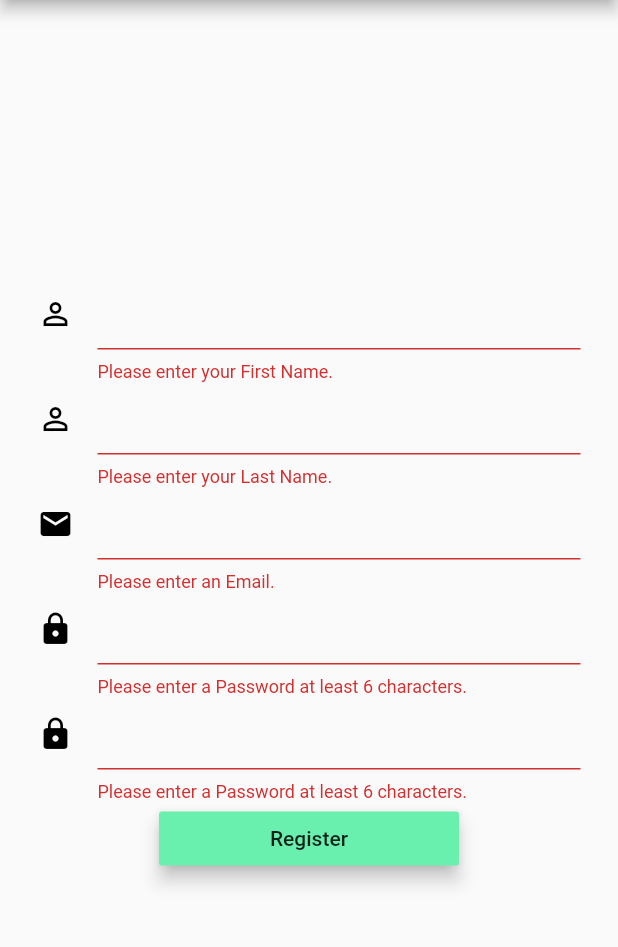
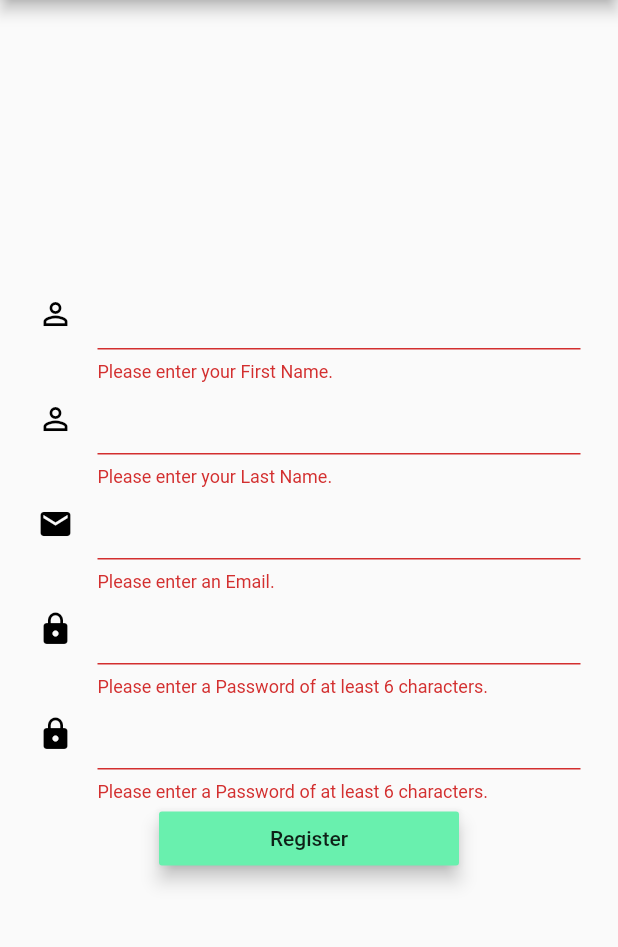
Before and after one commit to ChicoState/EasyGrocery, a Flutter app: the MyRegisterPage screen opened directly, after a tap on "Register", on a phone screen of 412 x 824 dp, the part 84-1031 px from its top. Run offline on Flutter 3.47's test engine with Material 2 defaults, Android fonts, the phone set to English and light mode, and no system bars; our stand-ins replace firebase_auth; accounts and stored records are empty.

```diff
--- a/lib/register.dart
+++ b/lib/register.dart
@@ -101,7 +101,7 @@ class _MyRegisterPageState extends State<MyRegisterPage> {
               cursorColor: Colors.black,
 
               validator: (input){
-                if (input.isEmpty) {
+                if (!input.contains('@')) {
                   return "Please enter an Email.";
                 }
               },
@@ -120,7 +120,7 @@ class _MyRegisterPageState extends State<MyRegisterPage> {
               cursorColor: Colors.black,
               validator: (input){
                 if (input.length < 6) {
-                  return "Please enter a Password at least 6 characters.";
+                  return "Please enter a Password of at least 6 characters.";
                 }
               },
               onSaved: (input) => _password = input,
@@ -139,7 +139,7 @@ class _MyRegisterPageState extends State<MyRegisterPage> {
               cursorColor: Colors.black,
               validator: (input){
                 if (input.length < 6) {
-                  return "Please enter a Password at least 6 characters.";
+                  return "Please enter a Password of at least 6 characters.";
                 }
                 if (input!=_password) {
                   return "Passwords must be the same.";
```
